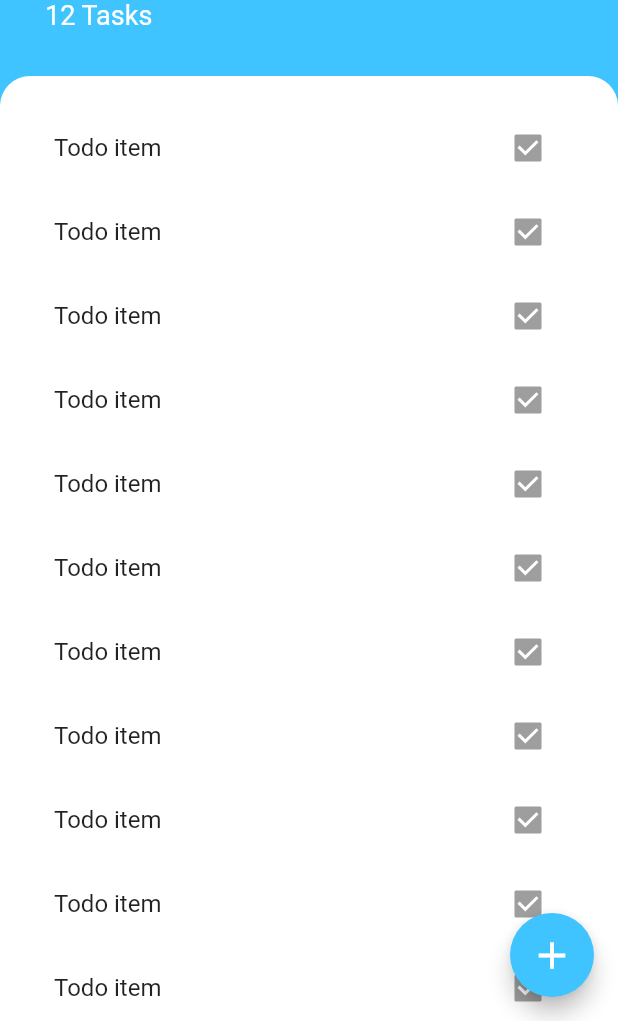
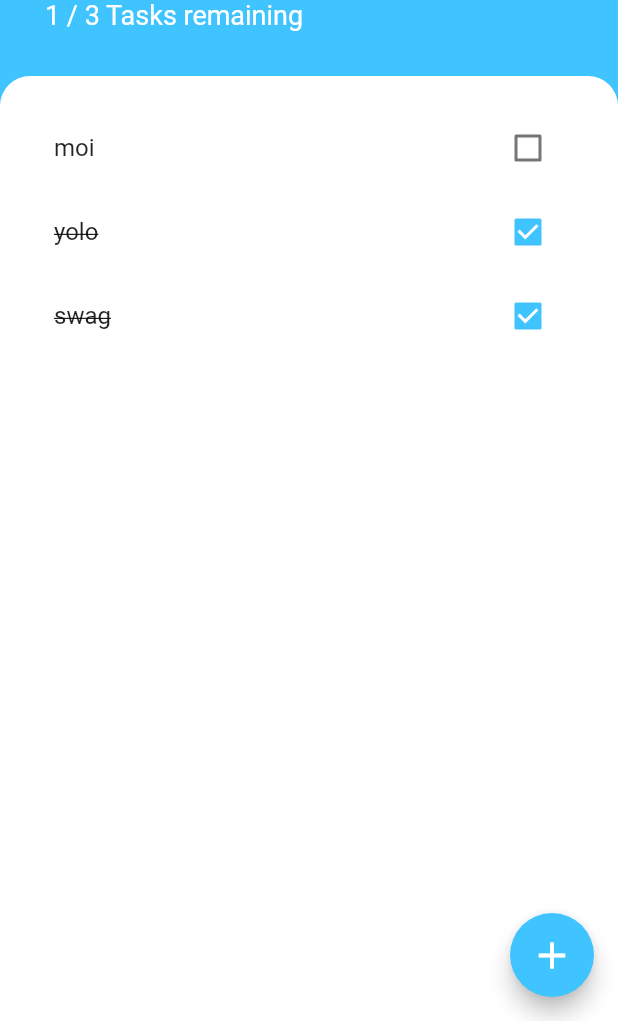
Before and after one commit to NikkiLoveGod/TodoeyFlutter, a Flutter app: the screen it shows after launch, on a phone screen of 412 x 824 dp, the part 215-1236 px from its top. Run offline on Flutter 3.47's test engine with Material 2 defaults, Android fonts, the phone set to English and light mode, and no system bars.

Commit message:
Basic TODO functionality by passing down the callbacks and lifting state up

```diff
--- /dev/null
+++ b/lib/tasks/Task.dart
@@ -0,0 +1,9 @@
+class Task {
+  Task({this.text, this.isChecked});
+  String text;
+  bool isChecked;
+
+  bool toggleChecked() {
+    return this.isChecked = !this.isChecked;
+  }
+}
--- a/lib/tasks/tasks_heading.dart
+++ b/lib/tasks/tasks_heading.dart
@@ -1,11 +1,10 @@
 import 'package:flutter/material.dart';
 
-class TasksHeading extends StatefulWidget {
-  @override
-  _TasksHeadingState createState() => _TasksHeadingState();
-}
+class TasksHeading extends StatelessWidget {
+  TasksHeading({@required this.taskCount, @required this.remainingCount});
+  final int taskCount;
+  final int remainingCount;
 
-class _TasksHeadingState extends State<TasksHeading> {
   @override
   Widget build(BuildContext context) {
     return Padding(
@@ -28,7 +27,7 @@ class _TasksHeadingState extends State<TasksHeading> {
             ),
           ),
           Text(
-            '12 Tasks',
+            '${this.remainingCount} / ${this.taskCount} Tasks remaining',
             style: TextStyle(
               color: Colors.white,
               fontSize: 18.0,
--- a/lib/tasks/tasks_list.dart
+++ b/lib/tasks/tasks_list.dart
@@ -1,28 +1,29 @@
 import 'package:flutter/material.dart';
 import 'package:todoey/tasks/rounded_well.dart';
 
+import 'Task.dart';
+
 class TasksList extends StatelessWidget {
+  TasksList({@required this.tasks, @required this.onChange});
+  final List<Task> tasks;
+  final void Function(Task task, bool value) onChange;
+
   @override
   Widget build(BuildContext context) {
     return Expanded(
       child: RoundedWell(
-        child: ListView(
+        child: ListView.builder(
           padding: EdgeInsets.fromLTRB(20.0, 20.0, 20.0, 80.0),
-          children: [
-            TodoItem(),
-            TodoItem(),
-            TodoItem(),
-            TodoItem(),
-            TodoItem(),
-            TodoItem(),
-            TodoItem(),
-            TodoItem(),
-            TodoItem(),
-            TodoItem(),
-            TodoItem(),
-            TodoItem(),
-            TodoItem(),
-          ],
+          itemCount: this.tasks.length,
+          itemBuilder: (context, index) {
+            return TodoItem(
+              text: this.tasks[index].text,
+              isChecked: this.tasks[index].isChecked,
+              onChange: (value) {
+                return this.onChange(tasks[index], value);
+              },
+            );
+          },
         ),
       ),
     );
@@ -30,11 +31,29 @@ class TasksList extends StatelessWidget {
 }
 
 class TodoItem extends StatelessWidget {
+  TodoItem({
+    @required this.isChecked,
+    @required this.text,
+    @required this.onChange,
+  });
+  final bool isChecked;
+  final String text;
+  final Function onChange;
+
   @override
   Widget build(BuildContext context) {
     return ListTile(
-      title: Text('Todo item'),
-      trailing: Checkbox(value: true, onChanged: null),
+      title: Text(
+        this.text,
+        style: TextStyle(
+          decoration: this.isChecked ? TextDecoration.lineThrough : null,
+        ),
+      ),
+      trailing: Checkbox(
+        activeColor: Colors.lightBlueAccent,
+        value: this.isChecked,
+        onChanged: this.onChange,
+      ),
     );
   }
 }
--- a/lib/tasks/tasks_screen.dart
+++ b/lib/tasks/tasks_screen.dart
@@ -1,4 +1,5 @@
 import 'package:flutter/material.dart';
+import 'package:todoey/tasks/Task.dart';
 import 'package:todoey/tasks/tasks_list.dart';
 
 import 'add_todo.dart';
@@ -10,6 +11,12 @@ class TasksScreen extends StatefulWidget {
 }
 
 class _TasksScreenState extends State<TasksScreen> {
+  final List<Task> tasks = [
+    Task(text: 'moi', isChecked: false),
+    Task(text: 'yolo', isChecked: true),
+    Task(text: 'swag', isChecked: true),
+  ];
+
   @override
   Widget build(BuildContext context) {
     return Scaffold(
@@ -22,15 +29,32 @@ class _TasksScreenState extends State<TasksScreen> {
                 crossAxisAlignment: CrossAxisAlignment.stretch,
                 mainAxisAlignment: MainAxisAlignment.center,
                 children: [
-                  TasksHeading(),
-                  TasksList(),
+                  TasksHeading(
+                    remainingCount:
+                        this.tasks.where((Task t) => !t.isChecked).length,
+                    taskCount: this.tasks.length,
+                  ),
+                  TasksList(
+                    tasks: this.tasks,
+                    onChange: (task, value) {
+                      return this.setState(() {
+                        task.toggleChecked();
+                      });
+                    },
+                  ),
                 ],
               ),
             ],
           ),
         ),
       ),
-      floatingActionButton: AddTodoButton(),
+      floatingActionButton: AddTodoFab(
+        onAdd: (task) {
+          setState(() {
+            this.tasks.add(task);
+          });
+        },
+      ),
       floatingActionButtonLocation: FloatingActionButtonLocation.endFloat,
     );
   }
```
Also changed, not shown: lib/tasks/add_todo.dart (+28 -4 lines).
